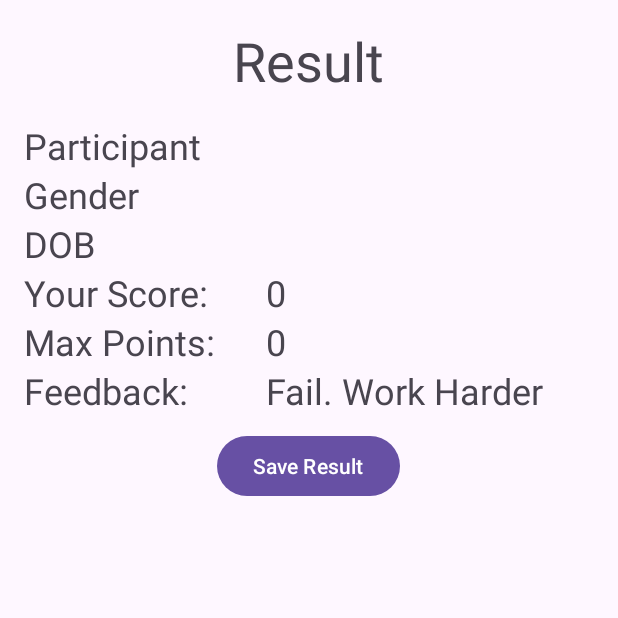
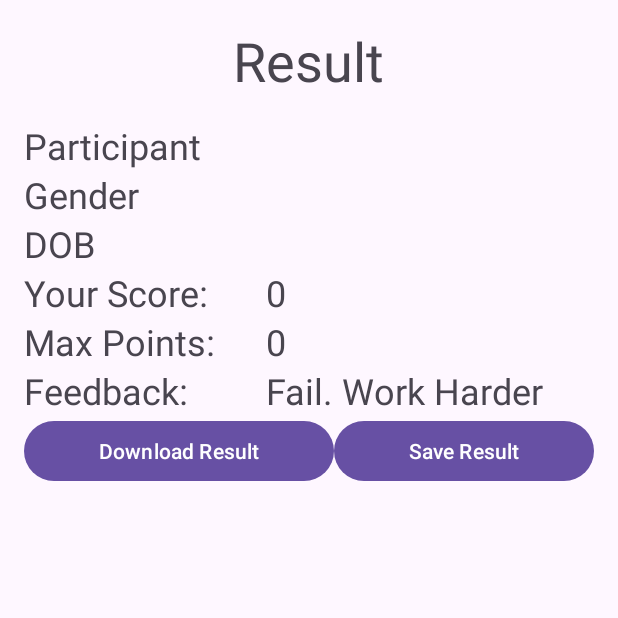
Before and after one commit to ameng22/QuizMaster, an Android app: the fragment ResultsFragment shown on its own in the app's theme, on a phone screen of 412 x 824 dp, the top half of it. Run offline under Robolectric (Android 15) with nearby library versions, the phone set to English and light mode, and no system bars; 1 statement that could not run was skipped.

Commit message:
[#4] Download the result as PDF completed
closes #4
 Download the result as PDF completed

```diff
--- a/app/src/main/AndroidManifest.xml
+++ b/app/src/main/AndroidManifest.xml
@@ -3,6 +3,7 @@
     xmlns:tools="http://schemas.android.com/tools">
 
     <uses-permission android:name="android.permission.INTERNET" />
+    <uses-permission android:name="android.permission.WRITE_EXTERNAL_STORAGE"/>
 
     <application
         android:allowBackup="true"
--- a/app/src/main/res/layout/fragment_results.xml
+++ b/app/src/main/res/layout/fragment_results.xml
@@ -122,11 +122,28 @@
 
     </TableLayout>
 
+    <LinearLayout
+        android:layout_width="match_parent"
+        android:layout_height="wrap_content">
+        <Button
+            android:id="@+id/download_btn"
+            android:layout_width="wrap_content"
+            android:layout_height="wrap_content"
+            android:text="Download Result"
+            android:layout_gravity="center_horizontal"
+            android:layout_marginTop="10dp"
+            android:layout_weight="1"/>
+
         <Button
             android:layout_width="wrap_content"
             android:layout_height="wrap_content"
             android:text="Save Result"
             android:layout_gravity="center_horizontal"
-            android:layout_marginTop="10dp"/>
+            android:layout_marginTop="10dp"
+            android:layout_weight="1"/>
+
+    </LinearLayout>
+
+
 
 </LinearLayout>
```
Also changed, not shown: app/src/main/java/com/example/quizmaster/ResultsFragment.kt (+52 -0 lines).
